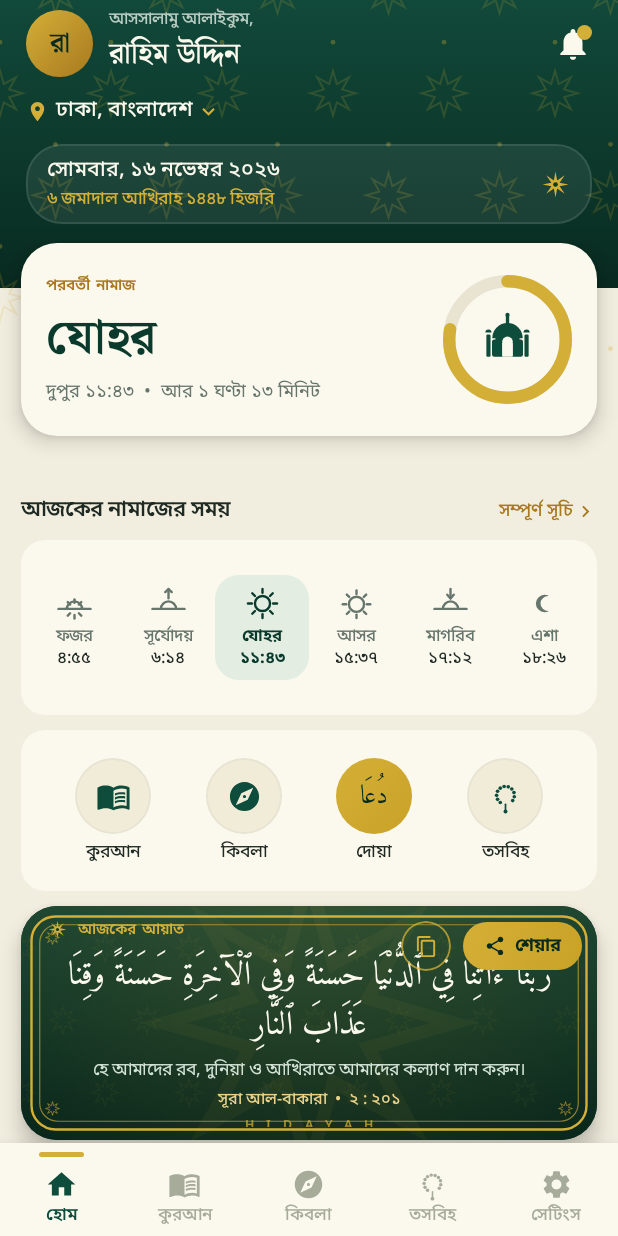
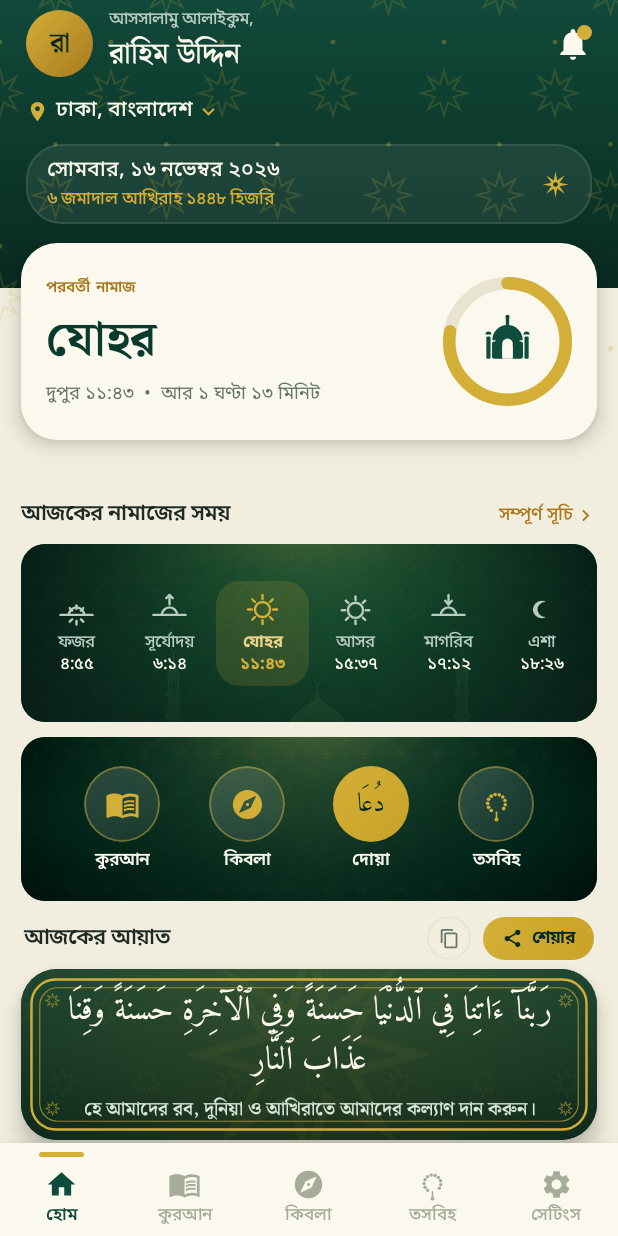
Before and after one commit to iNWEB-Official/Hidayah-Android, an Android app built with Jetpack Compose: the HomeScreen screen opened through its navigation route, on a phone screen of 412 x 824 dp. Run offline under Robolectric (Android 15) with nearby library versions, the phone set to English and light mode, and no system bars.

Commit message:
ui: 2026.00.07 — স্ট্যাটাস-বার ডবল ইনসেট ফিক্স; আয়াত কার্ড বাটন-মুক্ত + শেয়ার শুধু-ছবি; Noto Serif Bengali; নামাজ/মেনু কার্ডে ব্যাকগ্রাউন্ড ইমেজ

```diff
--- a/app/build.gradle.kts
+++ b/app/build.gradle.kts
@@ -11,8 +11,8 @@ android {
         applicationId = "com.hidayah.android"
         minSdk = 26
         targetSdk = 34
-        versionCode = 20260006
-        versionName = "2026.00.06"
+        versionCode = 20260007
+        versionName = "2026.00.07"
     }
 
     buildTypes {
--- a/app/src/main/java/com/hidayah/android/MainActivity.kt
+++ b/app/src/main/java/com/hidayah/android/MainActivity.kt
@@ -82,7 +82,9 @@ fun HidayahApp(viewModel: HidayahViewModel = viewModel()) {
         NavHost(
             navController = navController,
             startDestination = Routes.COVER,
-            modifier = Modifier.fillMaxSize().padding(innerPadding)
+            // টপ ইনসেট স্ক্রিনগুলো নিজেরাই statusBarsPadding() দিয়ে নেয় —
+            // এখানে শুধু নিচে bottomBar-এর উচ্চতা বাদ দেওয়া হয় (ডবল প্যাডিং হতো)।
+            modifier = Modifier.fillMaxSize().padding(bottom = innerPadding.calculateBottomPadding())
         ) {
             composable(Routes.COVER) {
                 CoverScreen(onStart = {
--- a/app/src/main/java/com/hidayah/android/ui/components/AyahShareImage.kt
+++ b/app/src/main/java/com/hidayah/android/ui/components/AyahShareImage.kt
@@ -98,7 +98,7 @@ object AyahShareImage {
 
         // fonts
         val serif = ResourcesCompat.getFont(context, R.font.noto_sans_bengali_semi_bold) ?: Typeface.DEFAULT_BOLD
-        val sans = ResourcesCompat.getFont(context, R.font.noto_sans_bengali_regular) ?: Typeface.DEFAULT
+        val bnSerif = ResourcesCompat.getFont(context, R.font.noto_serif_bengali_semibold) ?: Typeface.DEFAULT_BOLD
         val arabicType = ResourcesCompat.getFont(context, R.font.amiri_regular) ?: Typeface.DEFAULT
 
         val cx = w / 2f
@@ -144,11 +144,11 @@ object AyahShareImage {
             y += sizeAu * 1.62f
         }
 
-        // translation (wrap, max 2 lines, shrink if needed)
-        var sizeBn = 29f
+        // translation — Noto Serif Bengali (বাংলা টাইফোগ্রাফি ফন্ট)
+        var sizeBn = 32f
         val bnPaint = Paint(Paint.ANTI_ALIAS_FLAG).apply {
-            typeface = sans
-            color = 0xFFD3E4D7.toInt()
+            typeface = bnSerif
+            color = 0xFFDCE9DD.toInt()
             textAlign = Paint.Align.CENTER
         }
         var bnLines: List<String>
@@ -164,9 +164,9 @@ object AyahShareImage {
             y += sizeBn * 1.5f
         }
 
-        // reference
+        // reference — Noto Serif Bengali
         val refPaint = Paint(Paint.ANTI_ALIAS_FLAG).apply {
-            typeface = serif
+            typeface = bnSerif
             textSize = 25f
             color = 0xFFE9D38A.toInt()
             textAlign = Paint.Align.CENTER
--- a/app/src/main/java/com/hidayah/android/ui/screens/home/HomeScreen.kt
+++ b/app/src/main/java/com/hidayah/android/ui/screens/home/HomeScreen.kt
@@ -30,9 +30,13 @@ import androidx.compose.ui.unit.Dp
 import androidx.compose.ui.unit.dp
 import androidx.compose.ui.unit.sp
 import com.hidayah.android.data.hijri.HijriDates
-import android.content.Intent
 import androidx.compose.ui.platform.LocalContext
 import androidx.compose.ui.platform.LocalClipboardManager
+import android.content.Intent
+import androidx.compose.ui.res.painterResource
+import androidx.compose.ui.layout.ContentScale
+import androidx.compose.foundation.Image
+import com.hidayah.android.R
 import com.hidayah.android.state.HidayahViewModel
 import com.hidayah.android.ui.components.*
 import com.hidayah.android.ui.theme.*
@@ -175,14 +179,27 @@ fun HomeScreen(
                 // ---------- Six times panel ----------
                 PrayerTimesPanel(times = homeUi.prayerTimes, nextIndex = homeUi.nextIndex, s = s, modifier = Modifier.weight(1.02f))
 
-                // ---------- Quick actions — own cream card ----------
+                // ---------- Quick actions — background-image card ----------
                 Card(
                     shape = HidayahShapes.Medium,
-                    colors = CardDefaults.cardColors(containerColor = pal.card),
+                    colors = CardDefaults.cardColors(containerColor = EmeraldDeep),
                     modifier = Modifier.fillMaxWidth().weight(0.94f)
                 ) {
+                    Box(Modifier.fillMaxSize()) {
+                        Image(
+                            painterResource(R.drawable.bg_quick_actions),
+                            contentDescription = null,
+                            contentScale = ContentScale.Crop,
+                            modifier = Modifier.fillMaxSize().clip(HidayahShapes.Medium)
+                        )
+                        Box(
+                            Modifier
+                                .fillMaxSize()
+                                .clip(HidayahShapes.Medium)
+                                .background(Brush.verticalGradient(listOf(Color(0x26000000), Color(0x4D000000))))
+                        )
                         Row(
-                        Modifier.fillMaxSize().padding(vertical = dp(7f)),
+                            Modifier.fillMaxSize().padding(horizontal = dp(10f), vertical = dp(7f)),
                             horizontalArrangement = Arrangement.SpaceEvenly,
                             verticalAlignment = Alignment.CenterVertically
                         ) {
@@ -200,9 +217,10 @@ fun HomeScreen(
                         }
                         }
                     }
+                }
 
-                // ---------- Ayah of the day — dark emerald card ----------
-                AyahOfDayCard(viewModel, s = s, modifier = Modifier.weight(1.38f).padding(bottom = dp(2f)))
+                // ---------- Ayah of the day — header row (share/copy বাইরে) + pure card ----------
+                AyahOfDayCard(viewModel, s = s, modifier = Modifier.weight(1.30f).padding(bottom = dp(2f)))
             }
         }
     }
@@ -275,11 +293,26 @@ private fun PrayerTimesPanel(
 ) {
     Card(
         shape = HidayahShapes.Medium,
-        colors = CardDefaults.cardColors(containerColor = pal.card),
+        colors = CardDefaults.cardColors(containerColor = EmeraldDeep),
         modifier = modifier.fillMaxWidth()
     ) {
+        Box(Modifier.fillMaxSize()) {
+            Image(
+                painterResource(R.drawable.bg_prayer_times),
+                contentDescription = null,
+                contentScale = ContentScale.Crop,
+                modifier = Modifier.fillMaxSize().clip(HidayahShapes.Medium)
+            )
+            Box(
+                Modifier
+                    .fillMaxSize()
+                    .clip(HidayahShapes.Medium)
+                    .background(Brush.verticalGradient(listOf(Color(0x40122B21), Color(0x73122B21))))
+            )
             Row(
-            Modifier.fillMaxSize().padding(horizontal = (4 * s).dp, vertical = (8 * s).dp),
+                Modifier
+                    .fillMaxSize()
+                    .padding(horizontal = (6 * s).dp, vertical = (8 * s).dp),
                 horizontalArrangement = Arrangement.SpaceEvenly,
                 verticalAlignment = Alignment.CenterVertically
             ) {
@@ -297,12 +330,13 @@ private fun PrayerTimesPanel(
             }
         }
     }
+}
 
 @Composable
 private fun PrayerTimeCell(id: String, name: String, time: String, isNext: Boolean, s: Float, modifier: Modifier = Modifier) {
     val sp: (Float) -> androidx.compose.ui.unit.TextUnit = { (it * s).sp }
-    val iconTint = if (isNext) EmeraldDeep else pal.sub
-    val cellBg = if (isNext) pal.panelHighlight else Color.Transparent
+    val iconTint = if (isNext) Gold else OnEmMuted
+    val cellBg = if (isNext) Gold.copy(alpha = 0.16f) else Color.Transparent
     Column(
         modifier
             .clip(HidayahShapes.Medium)
@@ -315,14 +349,14 @@ private fun PrayerTimeCell(id: String, name: String, time: String, isNext: Boole
         Text(
             name,
             style = HidayahType.Caption.copy(fontSize = sp(11.5f)),
-            color = if (isNext) EmeraldDeep else pal.sub,
+            color = if (isNext) GoldSoft else OnEmMuted,
             fontWeight = if (isNext) FontWeight.Bold else FontWeight.Medium,
             maxLines = 1
         )
         Text(
             time,
             style = HidayahType.Caption.copy(fontSize = sp(11.5f)),
-            color = if (isNext) EmeraldDeep else pal.ink,
+            color = if (isNext) Gold else Cream,
             fontWeight = if (isNext) FontWeight.Bold else FontWeight.Medium
         )
     }
@@ -345,16 +379,16 @@ private fun RoundQuickAction(
                 .clip(CircleShape)
                 .background(
                     if (filledGold) Brush.linearGradient(listOf(Gold, Color(0xFFC9A227)))
-                    else Brush.linearGradient(listOf(pal.cardMuted, pal.cardMuted))
+                    else Brush.linearGradient(listOf(Color(0xFFFFFFFF).copy(alpha = 0.16f), Color(0xFFFFFFFF).copy(alpha = 0.07f)))
                 )
-                .then(if (filledGold) Modifier else Modifier.border(1.dp, pal.line, CircleShape))
+                .then(if (filledGold) Modifier else Modifier.border(1.dp, Gold.copy(alpha = 0.45f), CircleShape))
                 .clickable(onClick = onClick),
             contentAlignment = Alignment.Center
         ) {
-            icon(if (filledGold) EmeraldDark else Emerald)
+            icon(if (filledGold) EmeraldDark else Gold)
         }
         Spacer(Modifier.height((5 * s).dp))
-        Text(label, style = HidayahType.Caption.copy(fontSize = sp(12f)), color = pal.ink, maxLines = 1)
+        Text(label, style = HidayahType.Caption.copy(fontSize = sp(12f), fontWeight = FontWeight.SemiBold), color = Cream, maxLines = 1)
     }
 }
 
@@ -377,7 +411,7 @@ private fun AyahOfDayCard(viewModel: HidayahViewModel, s: Float, modifier: Modif
             val intent = Intent(Intent.ACTION_SEND).apply {
                 type = "image/png"
                 putExtra(Intent.EXTRA_STREAM, uri)
-                putExtra(Intent.EXTRA_TEXT, shareText)
+                // শুধু ছবি — কোনো লেখা (EXTRA_TEXT) যাবে না
                 addFlags(Intent.FLAG_GRANT_READ_URI_PERMISSION)
             }
             context.startActivity(Intent.createChooser(intent, "আয়াত শেয়ার করুন"))
@@ -391,11 +425,57 @@ private fun AyahOfDayCard(viewModel: HidayahViewModel, s: Float, modifier: Modif
         android.widget.Toast.makeText(context, "টেক্সট কপি হয়েছে", android.widget.Toast.LENGTH_SHORT).show()
     }
 
+    // ---------- সেকশন হেডার — টগল/শেয়ার বোতাম কার্ডের বাইরে ----------
+    Column(modifier.fillMaxWidth()) {
+        Row(
+            Modifier
+                .fillMaxWidth()
+                .padding(horizontal = dpv(2f))
+                .padding(bottom = dpv(6f)),
+            verticalAlignment = Alignment.CenterVertically
+        ) {
+            Text(
+                "আজকের আয়াত",
+                style = HidayahType.TitleSans.copy(fontSize = sp(15f)),
+                color = pal.ink,
+                modifier = Modifier.weight(1f)
+            )
+            // টেক্সট কপি — নীরব আইকন বৃত্ত
+            Box(
+                Modifier
+                    .size(dpv(30f))
+                    .clip(CircleShape)
+                    .border(1.dp, pal.line, CircleShape)
+                    .clickable(onClick = ::copyText),
+                contentAlignment = Alignment.Center
+            ) {
+                Icon(Icons.Filled.ContentCopy, contentDescription = "টেক্সট কপি", tint = pal.sub, modifier = Modifier.size(dpv(14f)))
+            }
+            Spacer(Modifier.width(dpv(8f)))
+            // শেয়ার — সোনালি পিল (শুধু ছবি যাবে)
+            Row(
+                Modifier
+                    .clip(HidayahShapes.Pill)
+                    .background(Brush.linearGradient(listOf(Gold, Color(0xFFC9A227))))
+                    .clickable(onClick = ::shareImage)
+                    .padding(horizontal = dpv(13f), vertical = dpv(7f)),
+                verticalAlignment = Alignment.CenterVertically
+            ) {
+                Icon(Icons.Filled.Share, contentDescription = "শেয়ার", tint = EmeraldDark, modifier = Modifier.size(dpv(14f)))
+                Spacer(Modifier.width(dpv(6f)))
+                Text(
+                    "শেয়ার",
+                    style = HidayahType.BodyMedium.copy(fontSize = sp(12f), fontWeight = FontWeight.Bold),
+                    color = EmeraldDark
+                )
+            }
+        }
+
         Card(
             shape = HidayahShapes.Large,
             colors = CardDefaults.cardColors(containerColor = EmeraldDeep),
             elevation = CardDefaults.cardElevation(defaultElevation = 8.dp),
-        modifier = modifier.fillMaxWidth()
+            modifier = Modifier.weight(1f).fillMaxWidth()
         ) {
         Box(Modifier.fillMaxSize()) {
             AyahCardArtwork(Modifier.fillMaxSize())
@@ -407,15 +487,6 @@ private fun AyahOfDayCard(viewModel: HidayahViewModel, s: Float, modifier: Modif
                     .padding(horizontal = dpv(18f), vertical = dpv(9f)),
                 verticalArrangement = Arrangement.Center
             ) {
-                Row(verticalAlignment = Alignment.CenterVertically) {
-                    GoldSparkle(Modifier.size(dpv(14f)))
-                    Spacer(Modifier.width(dpv(7f)))
-                    Text(
-                        "আজকের আয়াত",
-                        style = HidayahType.Overline.copy(color = Gold, fontSize = sp(10.5f), letterSpacing = 1.7.sp)
-                    )
-                }
-                Spacer(Modifier.height(dpv(5f)))
                 Text(
                     ayah.arabic,
                     style = HidayahType.ArabicLarge.copy(fontSize = sp(22.5f), lineHeight = (34 * s).sp),
@@ -427,8 +498,13 @@ private fun AyahOfDayCard(viewModel: HidayahViewModel, s: Float, modifier: Modif
                 Spacer(Modifier.height(dpv(3f)))
                 Text(
                     ayah.bengali,
-                    style = HidayahType.Body.copy(fontSize = sp(12f), lineHeight = (18 * s).sp),
-                    color = Color(0xFFD3E4D7),
+                    style = HidayahType.Body.copy(
+                        fontFamily = NotoSerifBengali,
+                        fontWeight = FontWeight.SemiBold,
+                        fontSize = sp(13f),
+                        lineHeight = (21 * s).sp
+                    ),
+                    color = Color(0xFFD7E7DA),
                     textAlign = TextAlign.Center,
                     maxLines = 2,
                     modifier = Modifier.fillMaxWidth()
@@ -436,7 +512,11 @@ private fun AyahOfDayCard(viewModel: HidayahViewModel, s: Float, modifier: Modif
                 Spacer(Modifier.height(dpv(5f)))
                 Text(
                     ayah.reference,
-                    style = HidayahType.Caption.copy(fontSize = sp(11f)),
+                    style = HidayahType.Caption.copy(
+                        fontFamily = NotoSerifBengali,
+                        fontWeight = FontWeight.SemiBold,
+                        fontSize = sp(11.5f)
+                    ),
                     color = GoldSoft,
                     textAlign = TextAlign.Center,
                     modifier = Modifier.fillMaxWidth()
@@ -450,38 +530,6 @@ private fun AyahOfDayCard(viewModel: HidayahViewModel, s: Float, modifier: Modif
                 )
             }
 
-            // ---------- actions (excluded from the shared image) ----------
-            Row(
-                Modifier
-                    .align(Alignment.TopEnd)
-                    .padding(top = dpv(10f), end = dpv(10f)),
-                verticalAlignment = Alignment.CenterVertically
-            ) {
-                // copy text
-                Box(
-                    Modifier
-                        .size(dpv(34f))
-                        .clip(CircleShape)
-                        .border(1.dp, Gold.copy(alpha = 0.75f), CircleShape)
-                        .clickable(onClick = ::copyText),
-                    contentAlignment = Alignment.Center
-                ) {
-                    Icon(Icons.Filled.ContentCopy, contentDescription = "টেক্সট কপি", tint = Gold, modifier = Modifier.size(dpv(16f)))
-                }
-                Spacer(Modifier.width(dpv(8f)))
-                // share image (default) — gold pill
-                Row(
-                    Modifier
-                        .clip(HidayahShapes.Pill)
-                        .background(Brush.linearGradient(listOf(Gold, Color(0xFFC9A227))))
-                        .clickable(onClick = ::shareImage)
-                        .padding(horizontal = dpv(14f), vertical = dpv(8f)),
-                    verticalAlignment = Alignment.CenterVertically
-                ) {
-                    Icon(Icons.Filled.Share, contentDescription = "শেয়ার", tint = EmeraldDark, modifier = Modifier.size(dpv(15f)))
-                    Spacer(Modifier.width(dpv(6f)))
-                    Text("শেয়ার", style = HidayahType.BodyMedium.copy(fontSize = sp(12.5f), fontWeight = FontWeight.Bold), color = EmeraldDark)
-                }
         }
         }
     }
```
Also changed, not shown: app/src/main/res/drawable-nodpi/bg_prayer_times.jpg (added), app/src/main/res/drawable-nodpi/bg_quick_actions.jpg (added), 3 other files. Lines whose indentation alone changed are shown as unchanged.
